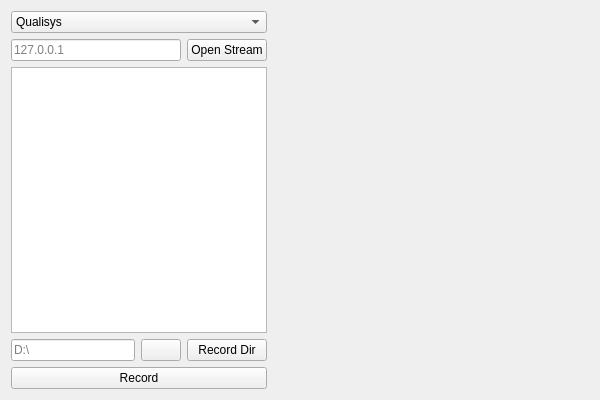
First picture: the form in mocap_v2.ui, repository dacvm/bmode-mocap-pyside6, before the edit.
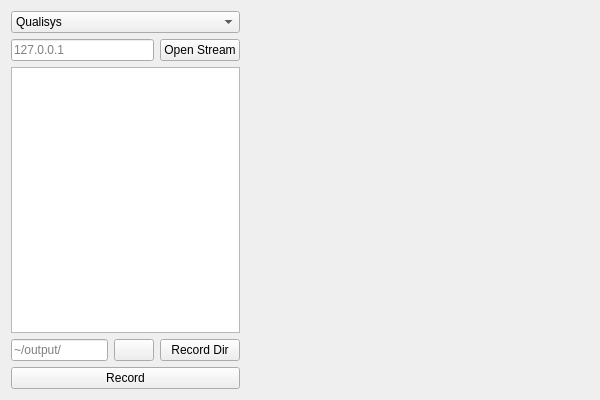
Second picture: the form after the edit. Icons and pictures are not drawn.

Commit message: add volume widget, update bmode and mocap ui

The edit to the form file:
```diff
--- a/mocap_v2.ui
+++ b/mocap_v2.ui
@@ -15,7 +15,7 @@
   </property>
   <layout class="QHBoxLayout" name="horizontalLayout_2">
    <item>
-    <layout class="QHBoxLayout" name="horizontalLayout_mocap" stretch="0,2">
+    <layout class="QHBoxLayout" name="horizontalLayout_mocap" stretch="2,3">
      <item>
       <layout class="QVBoxLayout" name="verticalLayout_mocap_menu" stretch="0,0,0,0,0">
        <item>
@@ -68,7 +68,7 @@
          <item>
           <widget class="QLineEdit" name="lineEdit_mocap_recorddir">
            <property name="placeholderText">
-            <string>D:\</string>
+            <string>~/output/</string>
            </property>
           </widget>
          </item>
```
The commit also changes 8 other files.
